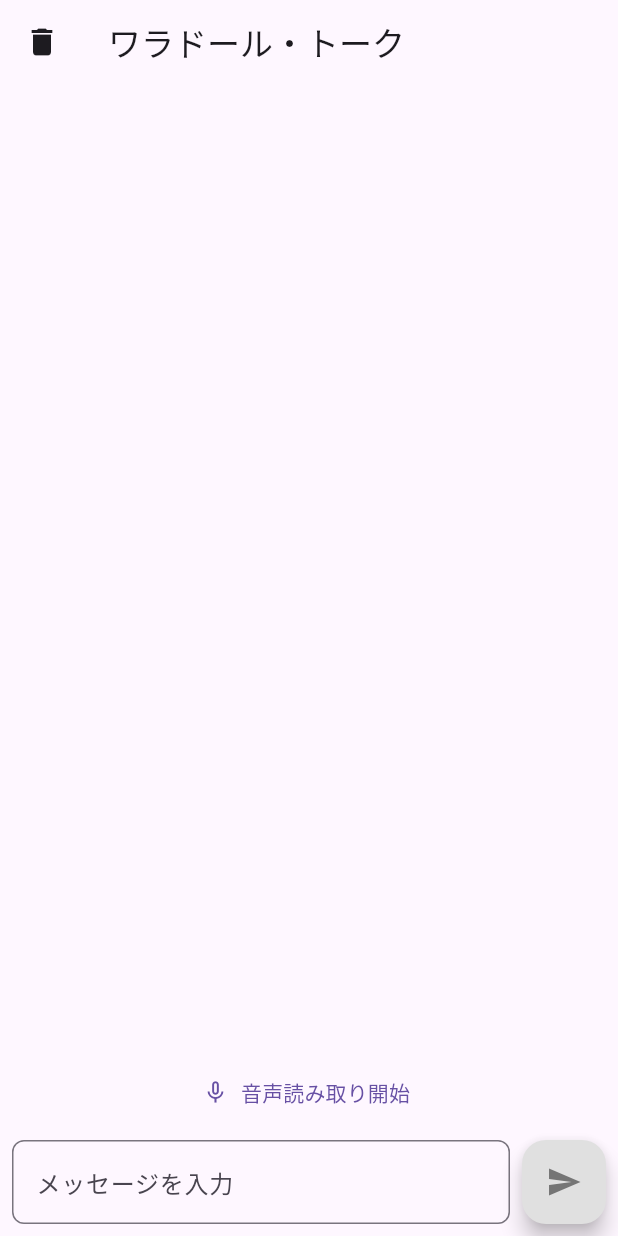
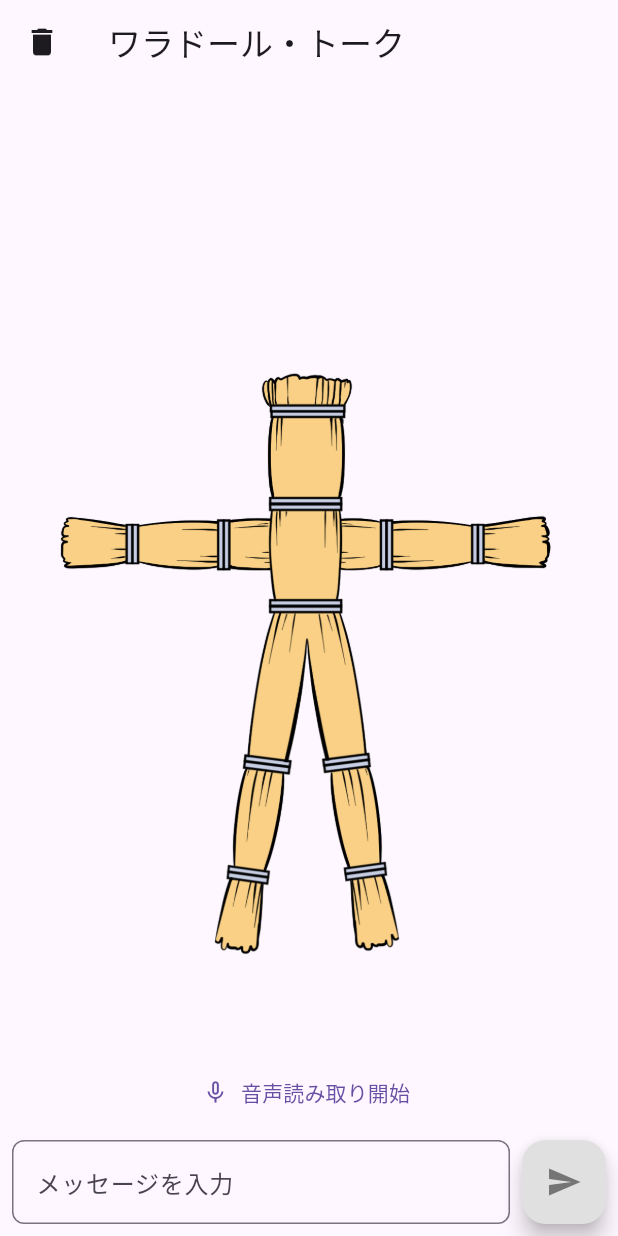
Before and after one commit to hitotori365/2025-zenn-hackathon, a Flutter app: the screen it shows after launch, on a phone screen of 412 x 824 dp. Run offline on Flutter 3.47's test engine with Material 3 defaults, Android fonts, the phone set to English and light mode, and no system bars; our stand-ins replace flutter_dotenv, flutter_riverpod, just_audio, speech_to_text; missing offline and left inert: dart:html.

Commit message:
背景に藁人形追加

```diff
--- a/frontend/lib/views/speech_screen.dart
+++ b/frontend/lib/views/speech_screen.dart
@@ -40,16 +40,24 @@ class _SpeechToTextScreenState extends ConsumerState<SpeechToTextScreen> {
           onPressed: speechNotifier.resetChat,
         ),
       ),
-      body: Stack(
+      body: Container(
+        decoration: BoxDecoration(
+          image: DecorationImage(
+            image: AssetImage('assets/background.png'), // 画像ファイルのパス
+            fit: BoxFit.contain, // 画像のフィット方法
+          ),
+        ),
+        child: Stack(
           children: [
             Column(
               children: [
                 ChatListView(),
                 TextButton.icon(
                   onPressed: speechNotifier.changeMicMode,
-                icon:
-                    Icon(speechState.isListening ? Icons.mic : Icons.mic_none),
-                label: Text(speechState.isListening ? "音声読み取り終了" : "音声読み取り開始"),
+                  icon: Icon(
+                      speechState.isListening ? Icons.mic : Icons.mic_none),
+                  label:
+                      Text(speechState.isListening ? "音声読み取り終了" : "音声読み取り開始"),
                 ),
                 if (speechState.totalPoints >= progressThreshold)
                   Padding(
@@ -68,6 +76,7 @@ class _SpeechToTextScreenState extends ConsumerState<SpeechToTextScreen> {
               ),
           ],
         ),
+      ),
     );
   }
 }
```
Also changed, not shown: frontend/assets/background.png (added). Lines whose indentation alone changed are shown as unchanged.
